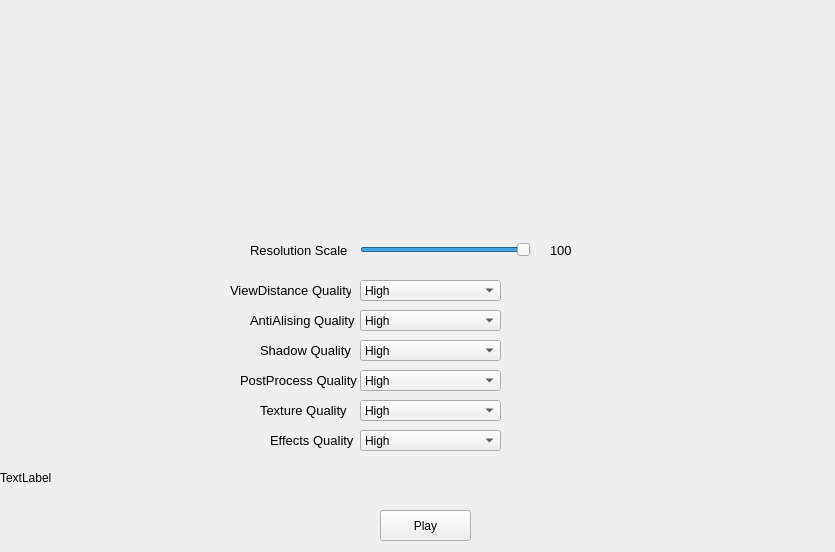
First picture: the form in mainwindow.ui, repository IsoJumper/totallyunbalanced_launcher_qt, before the edit.
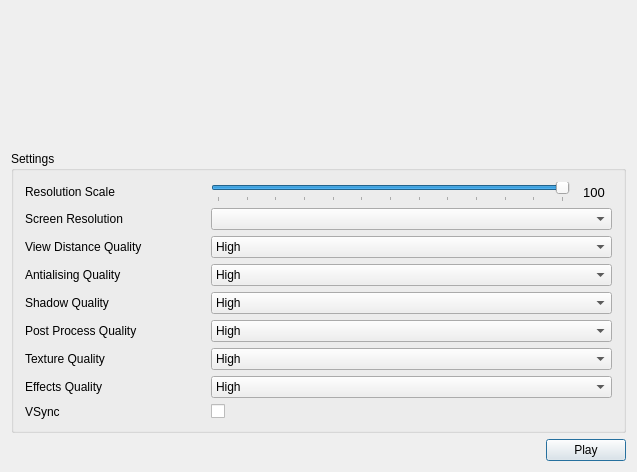
Second picture: the form after the edit. Icons and pictures are not drawn.

The edit to the form file:
```diff
--- a/mainwindow.ui
+++ b/mainwindow.ui
@@ -6,10 +6,22 @@
    <rect>
     <x>0</x>
     <y>0</y>
-    <width>835</width>
-    <height>552</height>
+    <width>637</width>
+    <height>472</height>
    </rect>
   </property>
+  <property name="minimumSize">
+   <size>
+    <width>637</width>
+    <height>449</height>
+   </size>
+  </property>
+  <property name="maximumSize">
+   <size>
+    <width>721</width>
+    <height>472</height>
+   </size>
+  </property>
   <property name="windowTitle">
    <string>Totally Unbalanced Launcher</string>
   </property>
@@ -20,123 +32,48 @@
    <bool>false</bool>
   </property>
   <widget class="QWidget" name="centralWidget">
-   <widget class="QComboBox" name="comboBox1">
-    <property name="geometry">
-     <rect>
-      <x>360</x>
-      <y>280</y>
-      <width>141</width>
-      <height>21</height>
-     </rect>
-    </property>
-    <property name="currentIndex">
-     <number>2</number>
-    </property>
-    <property name="maxVisibleItems">
-     <number>4</number>
-    </property>
+   <layout class="QVBoxLayout" name="verticalLayout">
     <item>
-     <property name="text">
-      <string>Low</string>
-     </property>
-    </item>
-    <item>
-     <property name="text">
-      <string>Medium</string>
-     </property>
-    </item>
-    <item>
-     <property name="text">
-      <string>High</string>
-     </property>
-    </item>
-    <item>
-     <property name="text">
-      <string>Epic</string>
-     </property>
-    </item>
-   </widget>
-   <widget class="QComboBox" name="comboBox2">
-    <property name="geometry">
-     <rect>
-      <x>360</x>
-      <y>310</y>
-      <width>141</width>
-      <height>21</height>
-     </rect>
-    </property>
-    <property name="currentIndex">
-     <number>2</number>
-    </property>
-    <property name="maxVisibleItems">
-     <number>4</number>
-    </property>
-    <item>
-     <property name="text">
-      <string>Low</string>
-     </property>
+     <widget class="QWidget" name="headerImage" native="true">
+      <property name="sizePolicy">
+       <sizepolicy hsizetype="MinimumExpanding" vsizetype="Preferred">
+        <horstretch>0</horstretch>
+        <verstretch>0</verstretch>
+       </sizepolicy>
+      </property>
+      <property name="minimumSize">
+       <size>
+        <width>428</width>
+        <height>111</height>
+       </size>
+      </property>
+      <property name="styleSheet">
+       <string notr="true">image: url(:/Images/Logo.png);</string>
+      </property>
+     </widget>
     </item>
     <item>
-     <property name="text">
-      <string>Medium</string>
-     </property>
-    </item>
-    <item>
-     <property name="text">
-      <string>High</string>
-     </property>
-    </item>
-    <item>
-     <property name="text">
-      <string>Epic</string>
-     </property>
-    </item>
-   </widget>
-   <widget class="QComboBox" name="comboBox3">
-    <property name="geometry">
-     <rect>
-      <x>360</x>
-      <y>340</y>
-      <width>141</width>
-      <height>21</height>
-     </rect>
-    </property>
-    <property name="currentIndex">
-     <number>2</number>
-    </property>
-    <property name="maxVisibleItems">
-     <number>4</number>
-    </property>
+     <widget class="QGroupBox" name="groupBox">
+      <property name="sizePolicy">
+       <sizepolicy hsizetype="Preferred" vsizetype="Maximum">
+        <horstretch>0</horstretch>
+        <verstretch>0</verstretch>
+       </sizepolicy>
+      </property>
+      <property name="minimumSize">
+       <size>
+        <width>0</width>
+        <height>234</height>
+       </size>
+      </property>
+      <property name="title">
+       <string>Settings</string>
+      </property>
+      <layout class="QHBoxLayout" name="horizontalLayout">
     <item>
-     <property name="text">
-      <string>Low</string>
-     </property>
-    </item>
-    <item>
-     <property name="text">
-      <string>Medium</string>
-     </property>
-    </item>
-    <item>
-     <property name="text">
-      <string>High</string>
-     </property>
-    </item>
-    <item>
-     <property name="text">
-      <string>Epic</string>
-     </property>
-    </item>
-   </widget>
-   <widget class="QComboBox" name="comboBox4">
-    <property name="geometry">
-     <rect>
-      <x>360</x>
-      <y>370</y>
-      <width>141</width>
-      <height>21</height>
-     </rect>
-    </property>
+        <layout class="QGridLayout" name="gridLayout" columnstretch="5,10,1">
+         <item row="2" column="1" colspan="2">
+          <widget class="QComboBox" name="cbViewDistance">
     <property name="currentIndex">
      <number>2</number>
     </property>
@@ -164,107 +101,11 @@
      </property>
     </item>
    </widget>
-   <widget class="QComboBox" name="comboBox6">
-    <property name="geometry">
-     <rect>
-      <x>360</x>
-      <y>430</y>
-      <width>141</width>
-      <height>21</height>
-     </rect>
-    </property>
-    <property name="currentIndex">
-     <number>2</number>
-    </property>
-    <property name="maxVisibleItems">
-     <number>4</number>
-    </property>
-    <item>
-     <property name="text">
-      <string>Low</string>
-     </property>
-    </item>
-    <item>
-     <property name="text">
-      <string>Medium</string>
-     </property>
-    </item>
-    <item>
-     <property name="text">
-      <string>High</string>
-     </property>
-    </item>
-    <item>
-     <property name="text">
-      <string>Epic</string>
-     </property>
-    </item>
-   </widget>
-   <widget class="QComboBox" name="comboBox5">
-    <property name="geometry">
-     <rect>
-      <x>360</x>
-      <y>400</y>
-      <width>141</width>
-      <height>21</height>
-     </rect>
-    </property>
-    <property name="currentIndex">
-     <number>2</number>
-    </property>
-    <property name="maxVisibleItems">
-     <number>4</number>
-    </property>
-    <item>
-     <property name="text">
-      <string>Low</string>
-     </property>
-    </item>
-    <item>
-     <property name="text">
-      <string>Medium</string>
-     </property>
-    </item>
-    <item>
-     <property name="text">
-      <string>High</string>
-     </property>
-    </item>
-    <item>
-     <property name="text">
-      <string>Epic</string>
-     </property>
-    </item>
-   </widget>
-   <widget class="QLabel" name="label">
-    <property name="geometry">
-     <rect>
-      <x>230</x>
-      <y>280</y>
-      <width>121</width>
-      <height>20</height>
-     </rect>
-    </property>
-    <property name="font">
-     <font>
-      <pointsize>10</pointsize>
-     </font>
-    </property>
-    <property name="text">
-     <string>ViewDistance Quality</string>
-    </property>
-   </widget>
-   <widget class="QSlider" name="horizontalSlider">
-    <property name="geometry">
-     <rect>
-      <x>360</x>
-      <y>240</y>
-      <width>171</width>
-      <height>19</height>
-     </rect>
-    </property>
+         </item>
+         <item row="0" column="1">
+          <widget class="QSlider" name="slResolutionScale">
     <property name="minimum">
-     <number>1</number>
+            <number>40</number>
     </property>
     <property name="maximum">
      <number>100</number>
@@ -275,172 +116,318 @@
     <property name="orientation">
      <enum>Qt::Horizontal</enum>
     </property>
-   </widget>
+           <property name="tickPosition">
+            <enum>QSlider::TicksBelow</enum>
+           </property>
+           <property name="tickInterval">
+            <number>5</number>
+           </property>
+          </widget>
+         </item>
+         <item row="2" column="0">
+          <widget class="QLabel" name="label">
+           <property name="text">
+            <string>View Distance Quality</string>
+           </property>
+           <property name="buddy">
+            <cstring>cbViewDistance</cstring>
+           </property>
+          </widget>
+         </item>
+         <item row="0" column="0">
    <widget class="QLabel" name="label_2">
-    <property name="geometry">
-     <rect>
-      <x>250</x>
-      <y>240</y>
-      <width>101</width>
-      <height>20</height>
-     </rect>
-    </property>
-    <property name="font">
-     <font>
-      <pointsize>10</pointsize>
-     </font>
-    </property>
     <property name="text">
      <string>Resolution Scale</string>
     </property>
-   </widget>
-   <widget class="QLabel" name="Label_Value">
-    <property name="geometry">
-     <rect>
-      <x>550</x>
-      <y>240</y>
-      <width>21</width>
-      <height>21</height>
-     </rect>
-    </property>
-    <property name="font">
-     <font>
-      <pointsize>10</pointsize>
-     </font>
-    </property>
+           <property name="buddy">
+            <cstring>slResolutionScale</cstring>
+           </property>
+          </widget>
+         </item>
+         <item row="4" column="1" colspan="2">
+          <widget class="QComboBox" name="cbShadowQuality">
+           <property name="currentIndex">
+            <number>2</number>
+           </property>
+           <property name="maxVisibleItems">
+            <number>4</number>
+           </property>
+           <item>
     <property name="text">
-     <string>100</string>
-    </property>
-   </widget>
-   <widget class="QWidget" name="widget" native="true">
-    <property name="geometry">
-     <rect>
-      <x>-10</x>
-      <y>-20</y>
-      <width>851</width>
-      <height>241</height>
-     </rect>
-    </property>
-    <property name="styleSheet">
-     <string notr="true">image: url(:/Images/Logo.png);</string>
-    </property>
-   </widget>
-   <widget class="QPushButton" name="pushButton">
-    <property name="geometry">
-     <rect>
-      <x>380</x>
-      <y>510</y>
-      <width>91</width>
-      <height>31</height>
-     </rect>
-    </property>
+             <string>Low</string>
+            </property>
+           </item>
+           <item>
+            <property name="text">
+             <string>Medium</string>
+            </property>
+           </item>
+           <item>
     <property name="text">
-     <string>Play</string>
-    </property>
-   </widget>
-   <widget class="QLabel" name="label_3">
-    <property name="geometry">
-     <rect>
-      <x>250</x>
-      <y>310</y>
-      <width>111</width>
-      <height>20</height>
-     </rect>
-    </property>
-    <property name="font">
-     <font>
-      <pointsize>10</pointsize>
-     </font>
-    </property>
+             <string>High</string>
+            </property>
+           </item>
+           <item>
     <property name="text">
-     <string>AntiAlising Quality</string>
-    </property>
-   </widget>
+             <string>Epic</string>
+            </property>
+           </item>
+          </widget>
+         </item>
+         <item row="5" column="0">
    <widget class="QLabel" name="label_4">
-    <property name="geometry">
-     <rect>
-      <x>240</x>
-      <y>370</y>
-      <width>121</width>
-      <height>20</height>
-     </rect>
-    </property>
-    <property name="font">
-     <font>
-      <pointsize>10</pointsize>
-     </font>
-    </property>
+           <property name="text">
+            <string>Post Process Quality</string>
+           </property>
+           <property name="buddy">
+            <cstring>cbPostProcessQuality</cstring>
+           </property>
+          </widget>
+         </item>
+         <item row="3" column="1" colspan="2">
+          <widget class="QComboBox" name="cbAntiAliasing">
+           <property name="currentIndex">
+            <number>2</number>
+           </property>
+           <property name="maxVisibleItems">
+            <number>4</number>
+           </property>
+           <item>
     <property name="text">
-     <string>PostProcess Quality</string>
-    </property>
-   </widget>
-   <widget class="QLabel" name="label_5">
-    <property name="geometry">
-     <rect>
-      <x>260</x>
-      <y>340</y>
-      <width>91</width>
-      <height>20</height>
-     </rect>
-    </property>
+             <string>Low</string>
+            </property>
+           </item>
+           <item>
+            <property name="text">
+             <string>Medium</string>
+            </property>
+           </item>
+           <item>
+            <property name="text">
+             <string>High</string>
+            </property>
+           </item>
+           <item>
+            <property name="text">
+             <string>Epic</string>
+            </property>
+           </item>
+          </widget>
+         </item>
+         <item row="5" column="1" colspan="2">
+          <widget class="QComboBox" name="cbPostProcessQuality">
+           <property name="currentIndex">
+            <number>2</number>
+           </property>
+           <property name="maxVisibleItems">
+            <number>4</number>
+           </property>
+           <item>
+            <property name="text">
+             <string>Low</string>
+            </property>
+           </item>
+           <item>
+            <property name="text">
+             <string>Medium</string>
+            </property>
+           </item>
+           <item>
+            <property name="text">
+             <string>High</string>
+            </property>
+           </item>
+           <item>
+            <property name="text">
+             <string>Epic</string>
+            </property>
+           </item>
+          </widget>
+         </item>
+         <item row="0" column="2">
+          <widget class="QLabel" name="labelResolution">
+           <property name="minimumSize">
+            <size>
+             <width>30</width>
+             <height>0</height>
+            </size>
+           </property>
     <property name="font">
      <font>
       <pointsize>10</pointsize>
      </font>
     </property>
     <property name="text">
-     <string>Shadow Quality</string>
-    </property>
-   </widget>
+            <string>100</string>
+           </property>
+           <property name="alignment">
+            <set>Qt::AlignCenter</set>
+           </property>
+           <property name="buddy">
+            <cstring>slResolutionScale</cstring>
+           </property>
+          </widget>
+         </item>
+         <item row="8" column="1" colspan="2">
+          <widget class="QCheckBox" name="bVsync">
+           <property name="text">
+            <string/>
+           </property>
+          </widget>
+         </item>
+         <item row="8" column="0">
+          <widget class="QLabel" name="label_8">
+           <property name="text">
+            <string>VSync</string>
+           </property>
+          </widget>
+         </item>
+         <item row="7" column="1" colspan="2">
+          <widget class="QComboBox" name="cbEffectsQuality">
+           <property name="currentIndex">
+            <number>2</number>
+           </property>
+           <property name="maxVisibleItems">
+            <number>4</number>
+           </property>
+           <item>
+            <property name="text">
+             <string>Low</string>
+            </property>
+           </item>
+           <item>
+            <property name="text">
+             <string>Medium</string>
+            </property>
+           </item>
+           <item>
+            <property name="text">
+             <string>High</string>
+            </property>
+           </item>
+           <item>
+            <property name="text">
+             <string>Epic</string>
+            </property>
+           </item>
+          </widget>
+         </item>
+         <item row="6" column="0">
    <widget class="QLabel" name="label_6">
-    <property name="geometry">
-     <rect>
-      <x>260</x>
-      <y>400</y>
-      <width>91</width>
-      <height>20</height>
-     </rect>
-    </property>
-    <property name="font">
-     <font>
-      <pointsize>10</pointsize>
-     </font>
-    </property>
     <property name="text">
      <string>Texture Quality</string>
     </property>
-   </widget>
+           <property name="buddy">
+            <cstring>cbTextureQuality</cstring>
+           </property>
+          </widget>
+         </item>
+         <item row="6" column="1" colspan="2">
+          <widget class="QComboBox" name="cbTextureQuality">
+           <property name="currentIndex">
+            <number>2</number>
+           </property>
+           <property name="maxVisibleItems">
+            <number>4</number>
+           </property>
+           <item>
+            <property name="text">
+             <string>Low</string>
+            </property>
+           </item>
+           <item>
+            <property name="text">
+             <string>Medium</string>
+            </property>
+           </item>
+           <item>
+            <property name="text">
+             <string>High</string>
+            </property>
+           </item>
+           <item>
+            <property name="text">
+             <string>Epic</string>
+            </property>
+           </item>
+          </widget>
+         </item>
+         <item row="7" column="0">
    <widget class="QLabel" name="label_7">
-    <property name="geometry">
-     <rect>
-      <x>270</x>
-      <y>430</y>
-      <width>91</width>
-      <height>20</height>
-     </rect>
-    </property>
-    <property name="font">
-     <font>
-      <pointsize>10</pointsize>
-     </font>
-    </property>
     <property name="text">
      <string>Effects Quality</string>
     </property>
-   </widget>
-   <widget class="QLabel" name="DEBUGLABEL">
-    <property name="geometry">
-     <rect>
-      <x>0</x>
-      <y>470</y>
-      <width>821</width>
-      <height>16</height>
-     </rect>
-    </property>
+           <property name="buddy">
+            <cstring>cbEffectsQuality</cstring>
+           </property>
+          </widget>
+         </item>
+         <item row="3" column="0">
+          <widget class="QLabel" name="label_3">
+           <property name="text">
+            <string>Antialising Quality</string>
+           </property>
+           <property name="buddy">
+            <cstring>cbAntiAliasing</cstring>
+           </property>
+          </widget>
+         </item>
+         <item row="4" column="0">
+          <widget class="QLabel" name="label_5">
     <property name="text">
-     <string>TextLabel</string>
-    </property>
-   </widget>
+            <string>Shadow Quality</string>
+           </property>
+           <property name="buddy">
+            <cstring>cbShadowQuality</cstring>
+           </property>
+          </widget>
+         </item>
+         <item row="1" column="1" colspan="2">
+          <widget class="QComboBox" name="cbResolution"/>
+         </item>
+         <item row="1" column="0">
+          <widget class="QLabel" name="label_9">
+           <property name="text">
+            <string>Screen Resolution</string>
+           </property>
+          </widget>
+         </item>
+        </layout>
+       </item>
+      </layout>
+     </widget>
+    </item>
+    <item>
+     <layout class="QHBoxLayout" name="horizontalLayout_2">
+      <property name="spacing">
+       <number>0</number>
+      </property>
+      <item>
+       <spacer name="horizontalSpacer">
+        <property name="orientation">
+         <enum>Qt::Horizontal</enum>
+        </property>
+        <property name="sizeHint" stdset="0">
+         <size>
+          <width>1</width>
+          <height>1</height>
+         </size>
+        </property>
+       </spacer>
+      </item>
+      <item>
+       <widget class="QPushButton" name="buttonPlay">
+        <property name="text">
+         <string>Play</string>
+        </property>
+        <property name="default">
+         <bool>true</bool>
+        </property>
+       </widget>
+      </item>
+     </layout>
+    </item>
+   </layout>
   </widget>
  </widget>
  <layoutdefault spacing="6" margin="11"/>
```
Left out of the diff: 34 changed lines with no effect on the pictures. Lines whose indentation alone changed are shown as unchanged.
